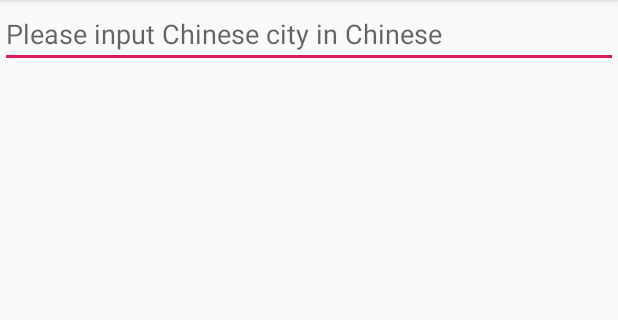
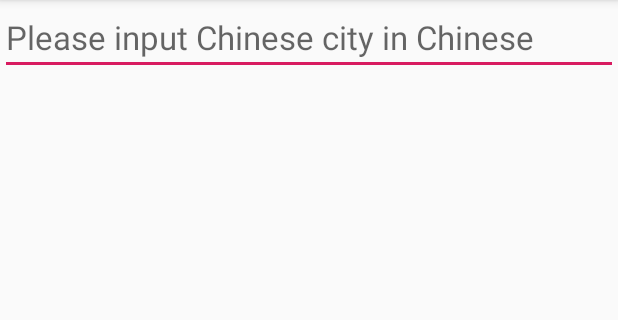
Before and after one commit to meijamke/mSunShine, an Android app: the screen it shows after launch (MainActivity), on a phone screen of 412 x 824 dp, the part 84-404 px from its top. Run offline under Robolectric (Android 15) with nearby library versions, the phone set to English and light mode, and no system bars.

Commit message:
1.调整布局 2.每一次搜索清空上一次的搜索结果

```diff
--- a/app/build.gradle
+++ b/app/build.gradle
@@ -21,7 +21,7 @@ android {
 dependencies {
     implementation fileTree(dir: 'libs', include: ['*.jar'])
     implementation 'com.android.support:appcompat-v7:28.0.0'
-
+    implementation 'com.android.support:recyclerview-v7:28.0.0'
     testImplementation 'junit:junit:4.12'
     androidTestImplementation 'com.android.support.test:runner:1.0.2'
     androidTestImplementation 'com.android.support.test.espresso:espresso-core:3.0.2'
--- a/app/src/main/res/layout/activity_main.xml
+++ b/app/src/main/res/layout/activity_main.xml
@@ -3,17 +3,24 @@
     xmlns:tools="http://schemas.android.com/tools"
     android:layout_width="match_parent"
     android:layout_height="match_parent"
+    xmlns:gpb="http://schemas.android.com/apk/res-auto"
     tools:context=".MainActivity">
 
     <EditText
         android:layout_width="match_parent"
         android:layout_height="wrap_content"
+        android:textEditPasteWindowLayout="@android:anim/bounce_interpolator"
         android:id="@+id/et_search"
-        android:hint="@string/edit_hint" />
+        android:textSize="22sp"
+        android:hint="@string/edit_hint"
+        android:autofillHints="@string/edit_hint"
+        android:inputType="textAutoComplete|textImeMultiLine"
+        tools:ignore="UnusedAttribute" />
 
     <ScrollView
         android:layout_width="match_parent"
-        android:layout_height="wrap_content">
+        android:layout_height="wrap_content"
+        android:layout_marginTop="54dp">
 
         <TextView
             android:layout_width="wrap_content"
@@ -24,4 +31,21 @@
 
     </ScrollView>
 
+    <TextView
+        android:layout_width="wrap_content"
+        android:layout_height="wrap_content"
+        android:id="@+id/tv_error_message"
+        android:text="@string/error_message"
+        android:textSize="22sp"
+        android:padding="16dp"
+        android:layout_marginTop="54dp"
+        android:visibility="invisible" />
+
+    <ProgressBar
+        android:layout_width="50dp"
+        android:layout_height="50dp"
+        android:id="@+id/pb_search_progress"
+        android:layout_gravity="center"
+        android:visibility="invisible" />
+
 </FrameLayout>
```
Also changed, not shown: app/src/main/java/com/example/msunshine/MainActivity.java (+31 -1 lines), app/src/main/java/com/example/msunshine/utilities/ParseJSONUtils.java (+10 -12 lines), app/src/main/res/layout/forecast_list_item.xml (added, +21 -0 lines), app/src/main/res/values/strings.xml (+1 -15 lines).
